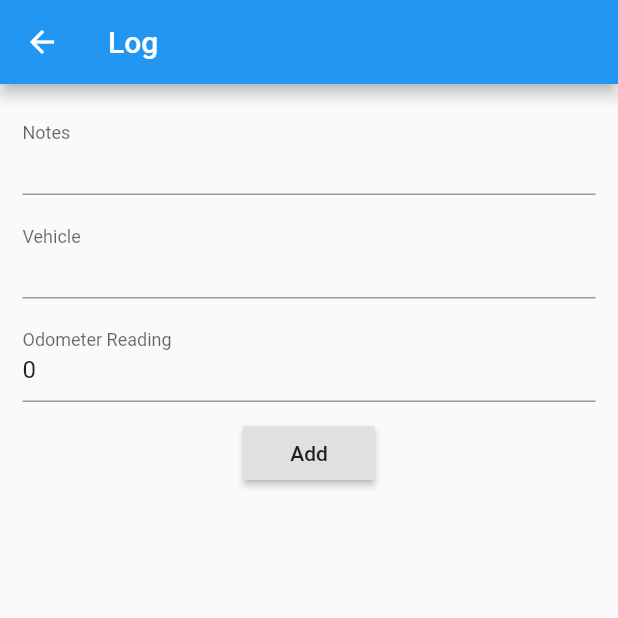
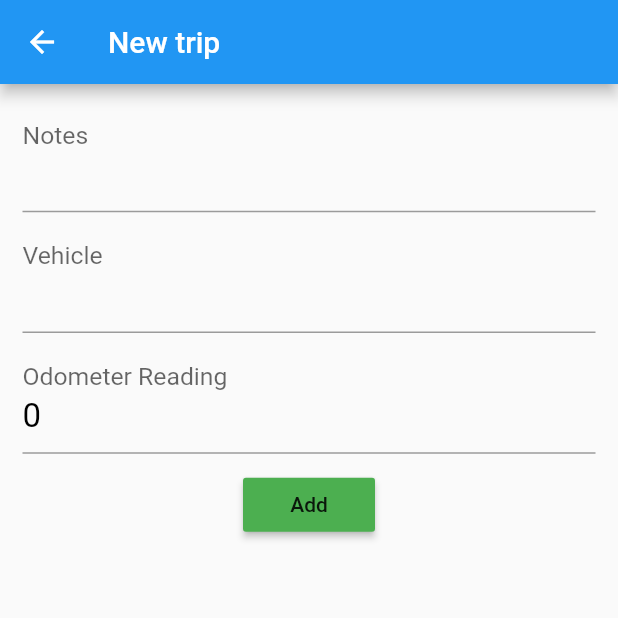
Before and after one commit to seanlowe/milog, a Flutter app: the LogScreen screen opened directly, on a phone screen of 412 x 824 dp, the top half of it. Run offline on Flutter 3.47's test engine with Material 2 defaults, Android fonts, the phone set to English and light mode, and no system bars; our stand-ins replace firebase_database; accounts and stored records are empty.

Commit message:
A dialog appears when user presses add when there is already a trip in  progress (Concept). Increased the font size in the add/update activity.  Removed the toast dialog references. Added a "Current Trip" in the logs  section (Concept).

```diff
--- a/src/milog/lib/ui/log_screen.dart
+++ b/src/milog/lib/ui/log_screen.dart
@@ -39,7 +39,7 @@ class _LogScreenState extends State<LogScreen> {
   @override
   Widget build(BuildContext context) {
     return Scaffold(
-      appBar: AppBar(title: Text('Log')),
+      appBar: AppBar(title: Text('New trip')),
       body: Container(
         margin: EdgeInsets.all(15.0),
         alignment: Alignment.center,
@@ -49,23 +49,36 @@ class _LogScreenState extends State<LogScreen> {
             TextField(
               controller: _notesController,
               decoration: InputDecoration(labelText: 'Notes'),
+              style: TextStyle(
+                fontSize: 22,
+                color: Colors.black,
+              ),
             ),
             Padding(padding: new EdgeInsets.all(5.0)),
             //The Vehicle Text Field
             TextField(
               controller: _vehicleController,
               decoration: InputDecoration(labelText: 'Vehicle'),
+              style: TextStyle(
+                fontSize: 22,
+                color: Colors.black,
+              ),
             ),
             Padding(padding: new EdgeInsets.all(5.0)),
             //The Odometer Text Field
             TextField(
               controller: _odometerReading,
               decoration: InputDecoration(labelText: "Odometer Reading"),
+              style: TextStyle(
+                fontSize: 22,
+                color: Colors.black,
+              ),
               keyboardType: TextInputType.number,
             ),
             Padding(padding: new EdgeInsets.all(5.0)),
             RaisedButton(
               child: (widget.trip.tripID != null) ? Text('Update') : Text('Add'),
+              color: Colors.green,
               onPressed: () {
                 if (widget.trip.tripID != null) {
                   logsReference.child(widget.trip.tripID).set({
```
Also changed, not shown: src/milog/lib/ui/listview_logs.dart (+64 -19 lines).
